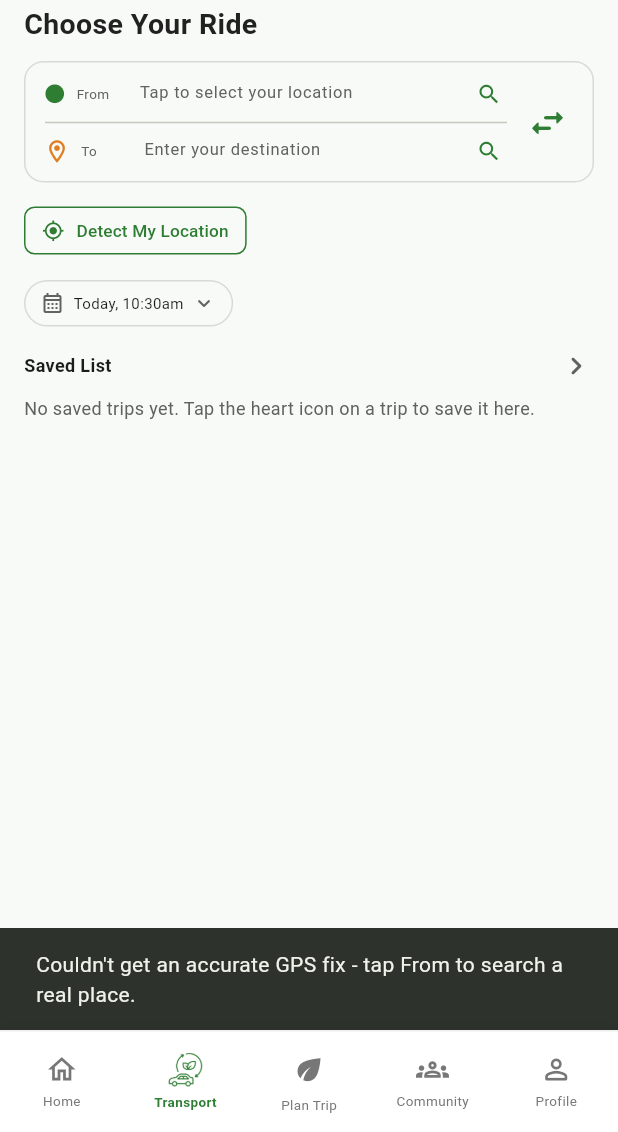
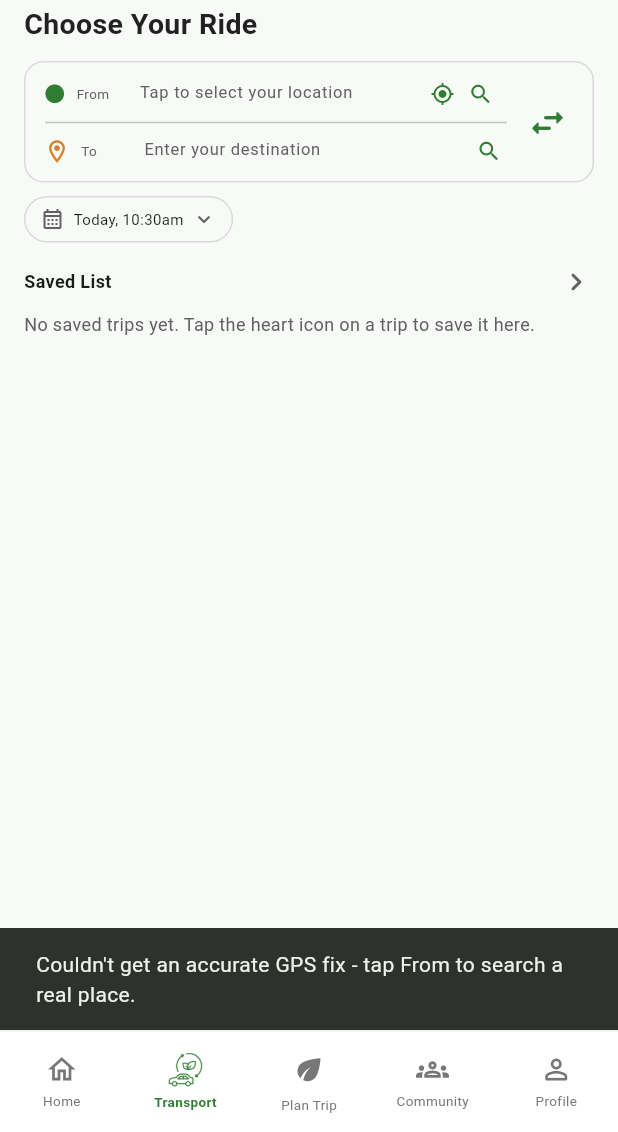
Before and after one commit to peiwen-0314/collaborative, a Flutter app: the TransportationPage screen opened directly, on a phone screen of 412 x 824 dp, the part 104-1236 px from its top. Run offline on Flutter 3.47's test engine with Material 3 defaults, Android fonts, the phone set to English and light mode, and no system bars; our stand-ins replace cloud_firestore, cloud_functions, file_picker, firebase_auth, firebase_core, firebase_storage and 9 more; missing offline and left inert: google_navigation_flutter; accounts and stored records are empty.

```diff
--- a/lib/services/osm_bike_share_service.dart
+++ b/lib/services/osm_bike_share_service.dart
@@ -339,6 +339,8 @@ class OsmBikeShareService {
       String subtitle,
       double km, {
       String? encodedPolyline,
+      LocationPoint? startPoint,
+      LocationPoint? endPoint,
     }) {
       final speedKmh = mode == TransportMode.bike ? 15.0 : 4.5;
       final minutes = ((km / speedKmh) * 60).clamp(1, 999).round();
@@ -353,6 +355,8 @@ class OsmBikeShareService {
           end: end,
           isTransfer: false,
           distanceKm: km,
+          startPoint: startPoint,
+          endPoint: endPoint,
           encodedPolyline: encodedPolyline,
         ),
       );
@@ -372,6 +376,8 @@ class OsmBikeShareService {
         'Walk to ${pickupStation.name}',
         '⇄  Walk',
         walkToStationKm,
+        startPoint: from,
+        endPoint: pickupStation.point,
       );
     }
 
@@ -381,6 +387,8 @@ class OsmBikeShareService {
       '(${pickupStation.name} → ${dropoffStation.name})',
       bikeKm,
       encodedPolyline: bikeEncodedPolyline,
+      startPoint: pickupStation.point,
+      endPoint: dropoffStation.point,
     );
 
     if (lastMileHop != null) {
@@ -394,6 +402,8 @@ class OsmBikeShareService {
         'Walk to destination',
         '⇄  Walk',
         walkFromStationKm,
+        startPoint: dropoffStation.point,
+        endPoint: to,
       );
     }
 
--- a/lib/views/ride_home_page.dart
+++ b/lib/views/ride_home_page.dart
@@ -497,32 +497,12 @@ class _TransportationPageState extends State<TransportationPage> {
                       onFromSelected: _handleFromSelected,
                       onToSelected: _handleToSelected,
                       onSwap: _swap,
+                      // Replaces the old standalone "Detect My Location"
+                      // button that used to sit below this card - now a
+                      // small icon next to the From row's search icon
+                      // instead (see JourneyCard/_EditableLocationRow).
+                      onDetectLocation: _retryDetectLocation,
                     ),
-                    if (_from == null) ...[
-                      const SizedBox(height: 8),
-                      Align(
-                        alignment: Alignment.centerLeft,
-                        child: OutlinedButton.icon(
-                          onPressed: _retryDetectLocation,
-                          style: OutlinedButton.styleFrom(
-                            foregroundColor: AppColors.green,
-                            side: const BorderSide(color: AppColors.green),
-                            minimumSize: const Size(0, 32),
-                            padding: const EdgeInsets.symmetric(
-                              horizontal: 12,
-                            ),
-                            shape: RoundedRectangleBorder(
-                              borderRadius: BorderRadius.circular(7),
-                            ),
-                          ),
-                          icon: const Icon(Icons.my_location, size: 15),
-                          label: const Text(
-                            'Detect My Location',
-                            style: TextStyle(fontSize: 11.5),
-                          ),
-                        ),
-                      ),
-                    ],
                     const SizedBox(height: 9),
                     Align(
                       alignment: Alignment.centerLeft,
--- a/lib/widgets/journey_card.dart
+++ b/lib/widgets/journey_card.dart
@@ -17,6 +17,7 @@ class JourneyCard extends StatefulWidget {
     required this.onFromSelected,
     required this.onToSelected,
     required this.onSwap,
+    required this.onDetectLocation,
     this.fromPlaceholder = 'Detecting your location…',
   });
 
@@ -33,6 +34,12 @@ class JourneyCard extends StatefulWidget {
   final ValueChanged<LocationPoint> onToSelected;
 
   final VoidCallback onSwap;
+
+  /// Re-detects the device's current location and fills it into
+  /// "From" - shown as a small icon next to that row's search icon
+  /// (replaces the old standalone "Detect My Location" button below
+  /// this card).
+  final VoidCallback onDetectLocation;
 
   /// Shown in place of [from]'s name while it's null. Lets the caller
   /// distinguish "still detecting" from "detection failed, tap to pick".
@@ -271,6 +278,7 @@ class _JourneyCardState extends State<JourneyCard> {
                       _fromFocus.requestFocus();
                       _searchNow(_fromController.text, _ActiveField.from);
                     },
+                    onDetectLocation: widget.onDetectLocation,
                   ),
                   const Divider(height: 18, indent: 1, endIndent: 1),
                   _EditableLocationRow(
@@ -318,6 +326,7 @@ class _EditableLocationRow extends StatelessWidget {
     required this.hintText,
     required this.onChanged,
     required this.onSearchPressed,
+    this.onDetectLocation,
     this.outlined = false,
   });
 
@@ -329,6 +338,11 @@ class _EditableLocationRow extends StatelessWidget {
   final ValueChanged<String> onChanged;
 
   final VoidCallback onSearchPressed;
+
+  /// Null for rows that shouldn't offer it (the "To" row). When set,
+  /// shows a small "my location" icon next to the search icon.
+  final VoidCallback? onDetectLocation;
+
   final bool outlined;
 
   @override
@@ -375,11 +389,12 @@ class _EditableLocationRow extends StatelessWidget {
                 color: AppColors.muted,
                 fontWeight: FontWeight.w400,
               ),
-              suffixIconConstraints: const BoxConstraints(
-                minWidth: 26,
+              suffixIconConstraints: BoxConstraints(
+                minWidth: onDetectLocation == null ? 26 : 52,
                 minHeight: 20,
               ),
-              suffixIcon: GestureDetector(
+              suffixIcon: onDetectLocation == null
+                  ? GestureDetector(
                       onTap: onSearchPressed,
                       behavior: HitTestBehavior.opaque,
                       child: const Icon(
@@ -387,6 +402,30 @@ class _EditableLocationRow extends StatelessWidget {
                         size: 17,
                         color: AppColors.green,
                       ),
+                    )
+                  : Row(
+                      mainAxisSize: MainAxisSize.min,
+                      children: [
+                        GestureDetector(
+                          onTap: onDetectLocation,
+                          behavior: HitTestBehavior.opaque,
+                          child: const Icon(
+                            Icons.my_location,
+                            size: 16,
+                            color: AppColors.green,
+                          ),
+                        ),
+                        const SizedBox(width: 9),
+                        GestureDetector(
+                          onTap: onSearchPressed,
+                          behavior: HitTestBehavior.opaque,
+                          child: const Icon(
+                            Icons.search,
+                            size: 17,
+                            color: AppColors.green,
+                          ),
+                        ),
+                      ],
                     ),
             ),
           ),
```
Lines whose indentation alone changed are shown as unchanged.
